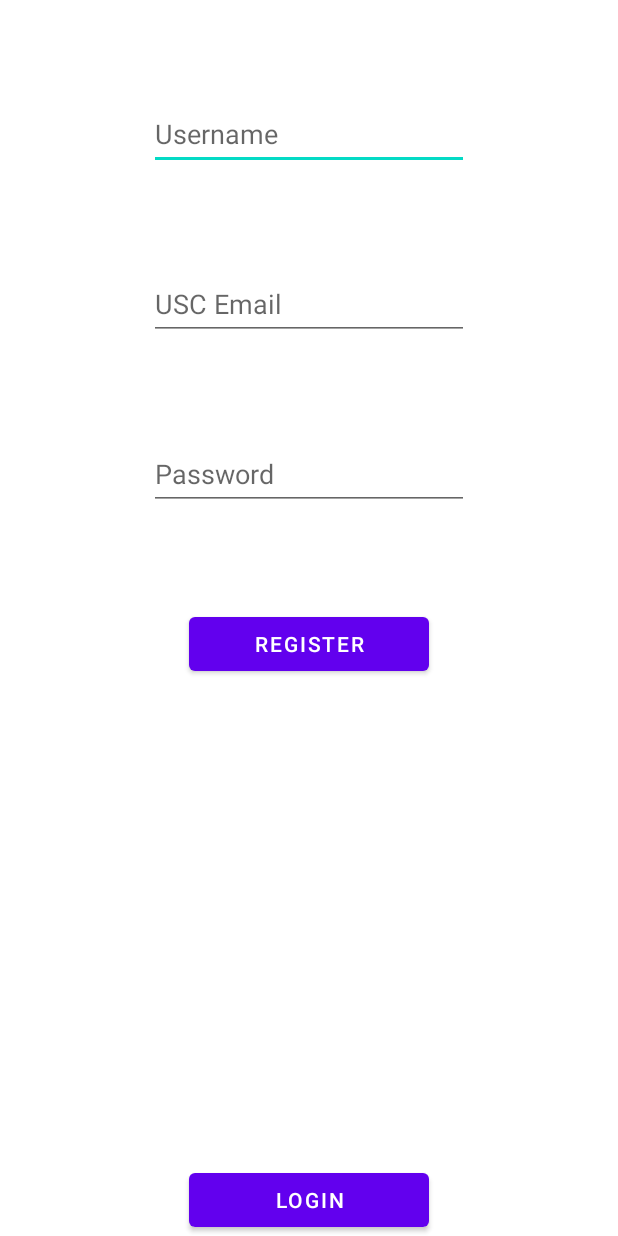
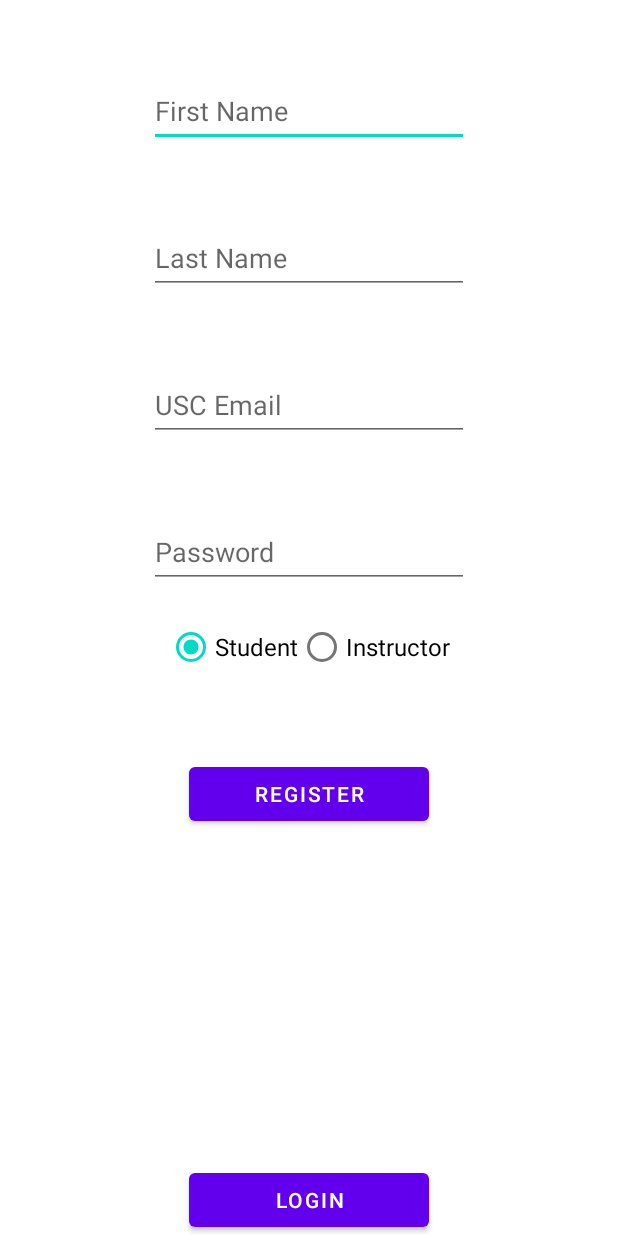
Before and after one commit to AuroraLovesWhales/covider, an Android app: the layout activity_register.xml on its own in the app's theme, with its tools: preview values and no code run, on a phone screen of 412 x 824 dp. Run offline under Robolectric (Android 15) with nearby library versions, the phone set to English and light mode, and no system bars.

Commit message:
firebase auth, register, login and temporary profile

```diff
--- a/app/build.gradle
+++ b/app/build.gradle
@@ -8,7 +8,7 @@ android {
 
     defaultConfig {
         applicationId "com.auroratan.covider"
-        minSdk 17
+        minSdk 21
         targetSdk 31
         versionCode 1
         versionName "1.0"
@@ -34,6 +34,8 @@ dependencies {
     implementation 'com.google.android.material:material:1.5.0'
     implementation 'androidx.constraintlayout:constraintlayout:2.1.3'
     implementation 'com.google.firebase:firebase-auth:21.0.3'
+    implementation 'com.google.firebase:firebase-firestore:24.1.0'
+    implementation 'com.google.firebase:firebase-database:20.0.4'
     testImplementation 'junit:junit:4.+'
     androidTestImplementation 'androidx.test.ext:junit:1.1.3'
     androidTestImplementation 'androidx.test.espresso:espresso-core:3.4.0'
--- a/app/src/main/AndroidManifest.xml
+++ b/app/src/main/AndroidManifest.xml
@@ -8,6 +8,7 @@
         android:label="@string/app_name"
         android:roundIcon="@mipmap/ic_launcher_round"
         android:supportsRtl="true"
+        android:usesCleartextTraffic="true"
         android:theme="@style/Theme.Covider">
         <activity
             android:name=".Login"
--- a/app/src/main/res/layout/activity_register.xml
+++ b/app/src/main/res/layout/activity_register.xml
@@ -4,17 +4,30 @@
     xmlns:tools="http://schemas.android.com/tools"
     android:layout_width="match_parent"
     android:layout_height="match_parent"
-    tools:context=".Register">
+    tools:context=".Register"
+    tools:ignore="ExtraText">
 
     <EditText
-        android:id="@+id/et_username"
+        android:id="@+id/et_firstname"
         android:layout_width="wrap_content"
         android:layout_height="wrap_content"
         android:layout_alignParentTop="true"
         android:layout_centerHorizontal="true"
-        android:layout_marginTop="65dp"
+        android:layout_marginTop="50dp"
         android:ems="10"
-        android:hint="Username"
+        android:hint="First Name"
+        android:inputType="text"
+        android:minHeight="48dp" />
+
+    <EditText
+        android:id="@+id/et_lastname"
+        android:layout_width="wrap_content"
+        android:layout_height="wrap_content"
+        android:layout_below="@+id/et_firstname"
+        android:layout_centerHorizontal="true"
+        android:layout_marginTop="50dp"
+        android:ems="10"
+        android:hint="Last Name"
         android:inputType="text"
         android:minHeight="48dp" />
 
@@ -22,9 +35,9 @@
         android:id="@+id/et_email"
         android:layout_width="wrap_content"
         android:layout_height="wrap_content"
-        android:layout_below="@+id/et_username"
+        android:layout_below="@+id/et_lastname"
         android:layout_centerHorizontal="true"
-        android:layout_marginTop="65dp"
+        android:layout_marginTop="50dp"
         android:ems="10"
         android:hint="USC Email"
         android:inputType="text"
@@ -36,7 +49,7 @@
         android:layout_height="wrap_content"
         android:layout_below="@+id/et_email"
         android:layout_centerHorizontal="true"
-        android:layout_marginTop="65dp"
+        android:layout_marginTop="50dp"
         android:ems="10"
         android:hint="Password"
         android:inputType="textPassword"
@@ -46,11 +59,11 @@
         android:id="@+id/btn_register"
         android:layout_width="wrap_content"
         android:layout_height="wrap_content"
+        android:layout_below="@+id/radioGroup"
         android:layout_centerHorizontal="true"
-        android:layout_marginTop="65dp"
+        android:layout_marginTop="50dp"
         android:ems="10"
-        android:text="Register"
-        android:layout_below="@+id/et_password" />
+        android:text="Register" />
 
     <Button
         android:id="@+id/btn_login"
@@ -59,6 +72,29 @@
         android:layout_centerHorizontal="true"
         android:ems="10"
         android:text="Login"
+        android:layout_marginTop="50dp"
         android:layout_alignParentBottom="true"/>
 
+    <RadioGroup xmlns:android="http://schemas.android.com/apk/res/android"
+        android:layout_width="wrap_content"
+        android:layout_height="wrap_content"
+        android:layout_below="@+id/et_password"
+        android:layout_marginTop="15dp"
+        android:layout_centerHorizontal="true"
+        android:id="@+id/radioGroup"
+        android:orientation="horizontal">
+
+        <RadioButton android:id="@+id/radio_student"
+            android:layout_width="wrap_content"
+            android:layout_height="wrap_content"
+            android:layout_below="@+id/et_password"
+            android:text="Student"
+            android:checked="true"
+            android:textSize="16sp" />
+        <RadioButton android:id="@+id/radio_instructor"
+            android:layout_width="wrap_content"
+            android:layout_height="wrap_content"
+            android:text="Instructor"
+            android:textSize="16sp" />
+    </RadioGroup>
 </RelativeLayout>
--- a/app/src/main/res/values/colors.xml
+++ b/app/src/main/res/values/colors.xml
@@ -7,4 +7,5 @@
     <color name="teal_700">#FF018786</color>
     <color name="black">#FF000000</color>
     <color name="white">#FFFFFFFF</color>
+    <color name="red">#910B0B</color>
 </resources>
--- a/build.gradle
+++ b/build.gradle
@@ -5,7 +5,7 @@ buildscript {
         mavenCentral()
     }
     dependencies {
-        classpath "com.android.tools.build:gradle:7.0.4"
+        classpath 'com.android.tools.build:gradle:7.1.2'
         classpath 'com.google.gms:google-services:4.3.10'
 
         // NOTE: Do not place your application dependencies here; they belong
```
Also changed, not shown: app/src/main/java/com/auroratan/covider/Login.java (+67 -7 lines), app/src/main/java/com/auroratan/covider/MainActivity.java (+64 -9 lines), app/src/main/java/com/auroratan/covider/Register.java (+100 -11 lines), app/src/main/java/com/auroratan/covider/User.java (added, +61 -0 lines), app/src/main/res/layout/activity_login.xml (+10 -0 lines), app/src/main/res/layout/activity_main.xml (+38 -2 lines), gradle/wrapper/gradle-wrapper.properties.
